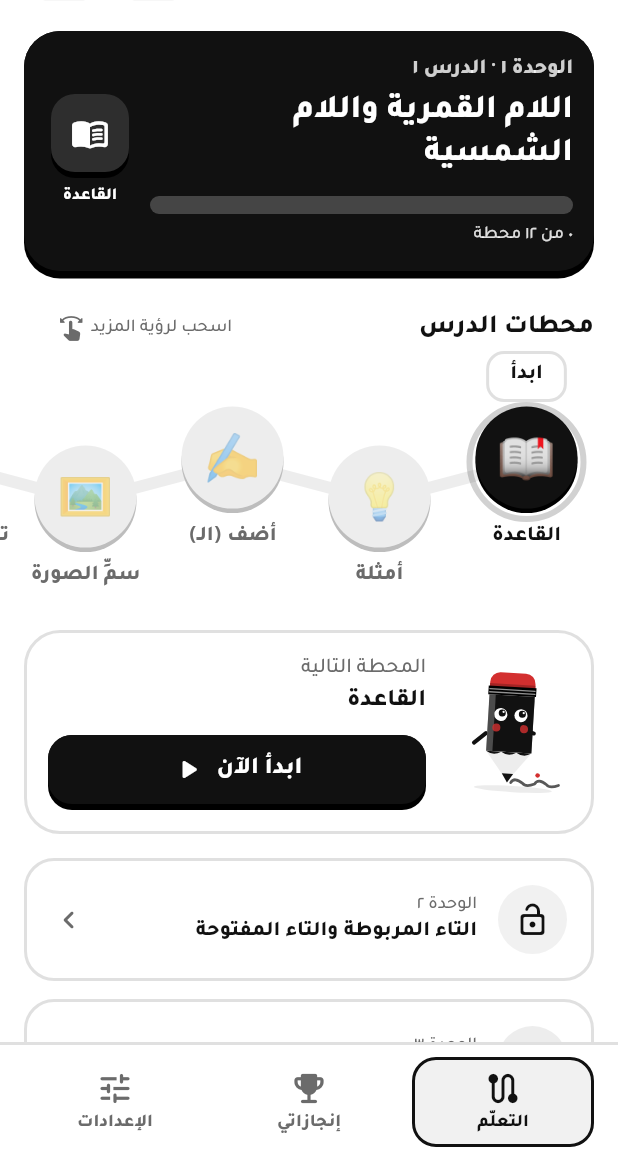
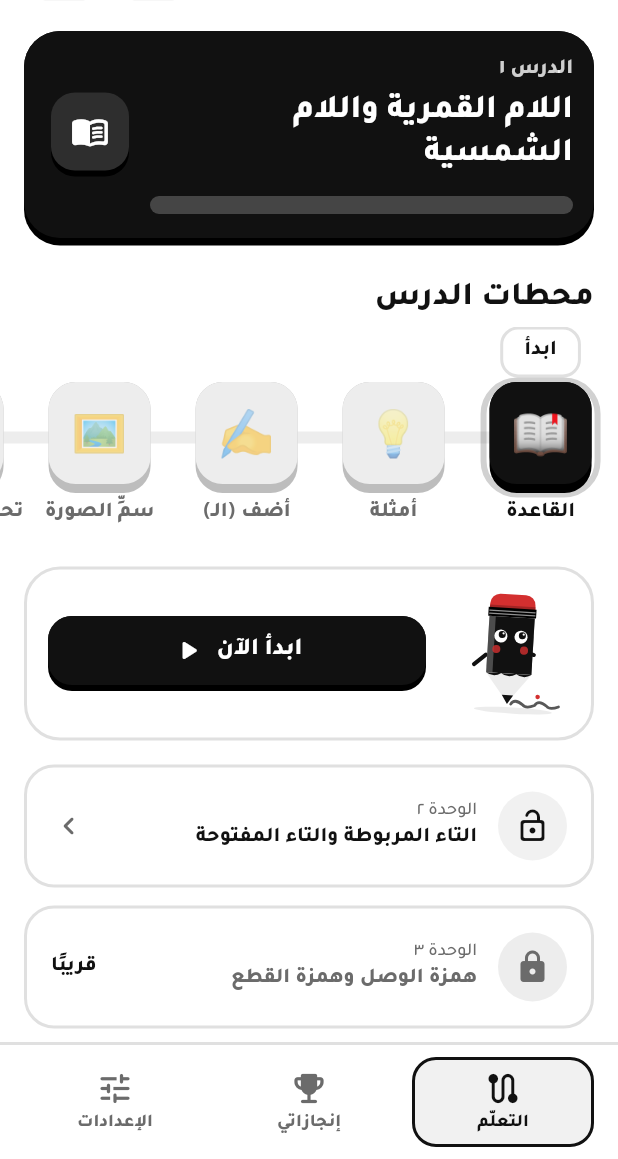
Before and after one commit to alansaria2026/imlaa-app, a Flutter app: the screen it shows after launch, on a phone screen of 412 x 824 dp, the part 77-1236 px from its top. Run offline on Flutter 3.47's test engine with Material 3 defaults, Android fonts, the phone set to English and light mode, and no system bars; our stand-ins replace audioplayers, flutter_tts, shared_preferences.

Commit message:
مسار التعلّم: محطات مربعة على خط واحد تتأرجح، وبطاقة درس أبسط
- إلغاء «القاعدة» تحت زر القاعدة (يبقى الزر مع تلميح)
- إلغاء «٠ من ١٢ محطة» و«الوحدة» من بطاقة الدرس، ويبقى «الدرس ١»
- إلغاء «اسحب لرؤية المزيد»
- المحطات مربعات على خط مستقيم، ويتأرجح الشريط يمينًا ويسارًا حتى أول سحب
- بطاقة البدء: القلم وزر «ابدأ الآن» فقط بلا «المحطة التالية»

Co-Authored-By: Claude Opus 5.5 <noreply@anthropic.com>
Claude-Session: https://claude.ai/code/session_017FcoWLWMxkcR3bTuLV2wyu

```diff
--- a/lib/screens/learn_tab.dart
+++ b/lib/screens/learn_tab.dart
@@ -11,7 +11,7 @@ import '../widgets/common.dart';
 import '../widgets/mascot.dart';
 import '../widgets/pressable.dart';
 
-/// مسار التعلّم: محطات الدرس متعرّجة، والحالية تنبض بزر «ابدأ».
+/// مسار التعلّم: محطات الدرس مربعات على خط واحد، والحالية تنبض بزر «ابدأ».
 class LearnTab extends StatefulWidget {
   const LearnTab({super.key});
 
@@ -81,7 +81,7 @@ class _LearnTabState extends State<LearnTab> {
   }
 }
 
-/// درس في المسار: بطاقة الوحدة، ثم شريط المحطات، ثم «المحطة التالية».
+/// درس في المسار: بطاقة الدرس، ثم شريط المحطات، ثم زر البدء.
 class _LessonSection extends StatelessWidget {
   const _LessonSection({
     super.key,
@@ -109,7 +109,6 @@ class _LessonSection extends StatelessWidget {
         Padding(
           padding: const EdgeInsets.fromLTRB(16, 16, 16, 0),
           child: _UnitBanner(
-            unit: lesson.unit,
             title: lesson.title,
             done: doneCount,
             total: n,
@@ -118,10 +117,7 @@ class _LessonSection extends StatelessWidget {
         ),
         Padding(
           padding: const EdgeInsets.fromLTRB(16, 22, 16, 4),
-          child: Row(
-            children: [
           // يصغر العنوان مع خط الجهاز الكبير جدًا بدل أن يتجاوز السطر.
-              Flexible(
           child: FittedBox(
             fit: BoxFit.scaleDown,
             alignment: AlignmentDirectional.centerStart,
@@ -129,27 +125,6 @@ class _LessonSection extends StatelessWidget {
               'محطات الدرس',
               style: t.titleLarge?.copyWith(fontWeight: FontWeight.w800),
             ),
-                ),
-              ),
-              const SizedBox(width: 8),
-              const Spacer(),
-              if (n > 3) ...[
-                Flexible(
-                  child: Text(
-                    'اسحب لرؤية المزيد',
-                    maxLines: 1,
-                    overflow: TextOverflow.ellipsis,
-                    style: t.labelMedium?.copyWith(color: AppColors.muted),
-                  ),
-                ),
-                const SizedBox(width: 4),
-                const Icon(
-                  Icons.swipe_rounded,
-                  size: 18,
-                  color: AppColors.muted,
-                ),
-              ],
-            ],
           ),
         ),
         // ارتفاع المحطات ثابت، فلا يكبر خط عناوينها مع تكبير خط الجهاز.
@@ -160,7 +135,7 @@ class _LessonSection extends StatelessWidget {
             current: current,
             nodeAt: (i) => i == n
                 ? Padding(
-                    // محاذاة مركز الكأس مع مراكز الدوائر.
+                    // محاذاة مركز الكأس مع مراكز المربعات.
                     padding: const EdgeInsets.only(top: 33),
                     child: _TrophyNode(
                       earned: current == -1,
@@ -193,7 +168,6 @@ class _LessonSection extends StatelessWidget {
           padding: const EdgeInsets.fromLTRB(16, 8, 16, 0),
           child: _NextUp(
             finished: current == -1,
-            title: current == -1 ? null : stations[current].title,
             started: doneCount > 0,
             onTap: () => onOpen(current == -1 ? 0 : current),
           ),
@@ -203,7 +177,8 @@ class _LessonSection extends StatelessWidget {
   }
 }
 
-/// شريط المحطات الأفقي: يبدأ من اليمين ويتموّج صعودًا وهبوطًا، وتربطه خطوط.
+/// شريط المحطات الأفقي: يبدأ من اليمين على خط مستقيم، ويتأرجح قليلًا يمينًا
+/// ويسارًا إشارةً إلى إمكانية السحب حتى يسحبه الطالب.
 class _StationStrip extends StatefulWidget {
   const _StationStrip({
     required this.count,
@@ -222,22 +197,57 @@ class _StationStrip extends StatefulWidget {
 
   static const itemWidth = 98.0;
   static const slotHeight = 144.0;
-  static const wave = 26.0;
   static const pad = 12.0;
 
-  /// مركز الدائرة من أعلى الخانة: فقاعة «ابدأ» ٣٤ + نصف الدائرة مع حافتها.
-  static const circleCenter = 34 + 40.0;
+  /// مسافة التأرجح من كل جانب.
+  static const sway = 10.0;
+
+  /// مركز المربع من أعلى الخانة: فقاعة «ابدأ» ٣٤ + نصف المربع مع حافته.
+  static const nodeCenter = 34 + 40.0;
 
   @override
   State<_StationStrip> createState() => _StationStripState();
 }
 
-class _StationStripState extends State<_StationStrip> {
+class _StationStripState extends State<_StationStrip>
+    with SingleTickerProviderStateMixin {
   final _scroll = ScrollController();
   int? _scrolledTo;
 
+  late final _sway = AnimationController(
+    vsync: this,
+    duration: const Duration(milliseconds: 1600),
+  );
+
+  /// يتوقف التأرجح نهائيًا بعد أول سحب من الطالب.
+  bool _dragged = false;
+
+  @override
+  void didChangeDependencies() {
+    super.didChangeDependencies();
+    _syncSway();
+  }
+
+  void _syncSway() {
+    if (!_dragged && !MediaQuery.disableAnimationsOf(context)) {
+      if (!_sway.isAnimating) _sway.repeat(reverse: true);
+    } else {
+      _sway.stop();
+      _sway.value = 0.5;
+    }
+  }
+
+  bool _onScroll(ScrollStartNotification n) {
+    if (n.dragDetails != null && !_dragged) {
+      _dragged = true;
+      _syncSway();
+    }
+    return false;
+  }
+
   @override
   void dispose() {
+    _sway.dispose();
     _scroll.dispose();
     super.dispose();
   }
@@ -260,9 +270,8 @@ class _StationStripState extends State<_StationStrip> {
     WidgetsBinding.instance.addPostFrameCallback((_) => _revealCurrent());
     final items = widget.count + 1;
     final width = _StationStrip.pad * 2 + items * _StationStrip.itemWidth;
-    const height = _StationStrip.slotHeight + _StationStrip.wave + 8;
+    const height = _StationStrip.slotHeight + 8;
     final rtl = Directionality.of(context) == TextDirection.rtl;
-    double top(int i) => i.isOdd ? _StationStrip.wave : 0;
 
     final centers = [
       for (var i = 0; i < items; i++)
@@ -272,12 +281,24 @@ class _StationStripState extends State<_StationStrip> {
               i * _StationStrip.itemWidth +
               _StationStrip.itemWidth / 2;
           return rtl ? width - fromStart : fromStart;
-        }(), top(i) + _StationStrip.circleCenter),
+        }(), _StationStrip.nodeCenter),
     ];
 
-    return SingleChildScrollView(
+    return NotificationListener<ScrollStartNotification>(
+      onNotification: _onScroll,
+      child: SingleChildScrollView(
         controller: _scroll,
         scrollDirection: Axis.horizontal,
+        child: AnimatedBuilder(
+          animation: _sway,
+          builder: (context, child) => Transform.translate(
+            offset: Offset(
+              _StationStrip.sway *
+                  (2 * Curves.easeInOut.transform(_sway.value) - 1),
+              0,
+            ),
+            child: child,
+          ),
           child: SizedBox(
             width: width,
             height: height,
@@ -287,14 +308,16 @@ class _StationStripState extends State<_StationStrip> {
                   child: CustomPaint(
                     painter: _ConnectorPainter(
                       centers: centers,
-                  reached: [for (var i = 0; i < items; i++) widget.reached(i)],
+                      reached: [
+                        for (var i = 0; i < items; i++) widget.reached(i),
+                      ],
                     ),
                   ),
                 ),
                 for (var i = 0; i < items; i++)
                   PositionedDirectional(
                     start: _StationStrip.pad + i * _StationStrip.itemWidth,
-                top: top(i),
+                    top: 0,
                     width: _StationStrip.itemWidth,
                     height: _StationStrip.slotHeight,
                     child: Align(
@@ -303,6 +326,8 @@ class _StationStripState extends State<_StationStrip> {
                     ),
                   ),
               ],
+            ),
+          ),
         ),
       ),
     );
@@ -331,17 +356,15 @@ class _ConnectorPainter extends CustomPainter {
       old.centers != centers || old.reached.toString() != reached.toString();
 }
 
-/// بطاقة «المحطة التالية» مع القلم وزر البدء.
+/// بطاقة القلم وزر البدء.
 class _NextUp extends StatelessWidget {
   const _NextUp({
     required this.finished,
-    required this.title,
     required this.started,
     required this.onTap,
   });
 
   final bool finished;
-  final String? title;
   final bool started;
   final VoidCallback onTap;
 
@@ -366,16 +389,13 @@ class _NextUp extends StatelessWidget {
             child: Column(
               crossAxisAlignment: CrossAxisAlignment.stretch,
               children: [
+                if (finished) ...[
                   Text(
-                  finished ? 'أحسنت! أتممت الدرس 🎉' : 'المحطة التالية',
+                    'أحسنت! أتممت الدرس 🎉',
                     style: t.labelLarge?.copyWith(color: AppColors.muted),
                   ),
-                if (!finished)
-                  Text(
-                    title!,
-                    style: t.titleMedium?.copyWith(fontWeight: FontWeight.w800),
-                  ),
                   const SizedBox(height: 10),
+                ],
                 AppButton(
                   label: finished
                       ? 'أعد الدرس'
@@ -481,14 +501,12 @@ class _StatChip extends StatelessWidget {
 
 class _UnitBanner extends StatelessWidget {
   const _UnitBanner({
-    required this.unit,
     required this.title,
     required this.done,
     required this.total,
     required this.onGuide,
   });
 
-  final int unit;
   final String title;
   final int done;
   final int total;
@@ -516,7 +534,7 @@ class _UnitBanner extends StatelessWidget {
                 crossAxisAlignment: CrossAxisAlignment.start,
                 children: [
                   Text(
-                    'الوحدة ${arDigits(unit)} · الدرس ١',
+                    'الدرس ١',
                     style: t.labelLarge?.copyWith(
                       color: Colors.white.withValues(alpha: 0.8),
                       fontWeight: FontWeight.w800,
@@ -536,27 +554,22 @@ class _UnitBanner extends StatelessWidget {
                     ),
                   ),
                   const SizedBox(height: 12),
-                  ChunkyProgress(
+                  Semantics(
+                    label: '${arDigits(done)} من ${arDigits(total)}',
+                    child: ChunkyProgress(
                       value: done / total,
                       height: 12,
                       color: AppColors.sand,
                       track: Colors.white.withValues(alpha: 0.22),
-                  ),
-                  const SizedBox(height: 6),
-                  Text(
-                    // ٣–١٠ «محطات»، وما فوقها «محطة».
-                    '${arDigits(done)} من ${arDigits(total)} ${total >= 3 && total <= 10 ? 'محطات' : 'محطة'}',
-                    style: t.labelMedium?.copyWith(
-                      color: Colors.white.withValues(alpha: 0.85),
                     ),
                   ),
                 ],
               ),
             ),
             const SizedBox(width: 14),
-            Column(
-              children: [
-                Pressable(
+            Tooltip(
+              message: 'القاعدة',
+              child: Pressable(
                 onTap: onGuide,
                 color: Colors.white.withValues(alpha: 0.18),
                 edgeColor: AppColors.primaryDark,
@@ -571,15 +584,6 @@ class _UnitBanner extends StatelessWidget {
                   ),
                 ),
               ),
-                const SizedBox(height: 4),
-                Text(
-                  'القاعدة',
-                  style: t.labelSmall?.copyWith(
-                    color: Colors.white,
-                    fontWeight: FontWeight.w800,
-                  ),
-                ),
-              ],
             ),
           ],
         ),
@@ -654,7 +658,7 @@ class _StationNodeState extends State<_StationNode>
       onTap: widget.onTap,
       color: color,
       edgeColor: edge,
-      shape: BoxShape.circle,
+      radius: 18,
       depth: 6,
       child: SizedBox(
         width: size,
@@ -735,7 +739,7 @@ class _StationNodeState extends State<_StationNode>
                           width: size + 8 + 12 * v,
                           height: size + 8 + 12 * v,
                           decoration: BoxDecoration(
-                            shape: BoxShape.circle,
+                            borderRadius: BorderRadius.circular(22 + 4 * v),
                             border: Border.all(
                               color: AppColors.primary.withValues(
                                 alpha: 0.45 * (1 - v),
```
Also changed, not shown: 2 other files. Lines whose indentation alone changed are shown as unchanged.
